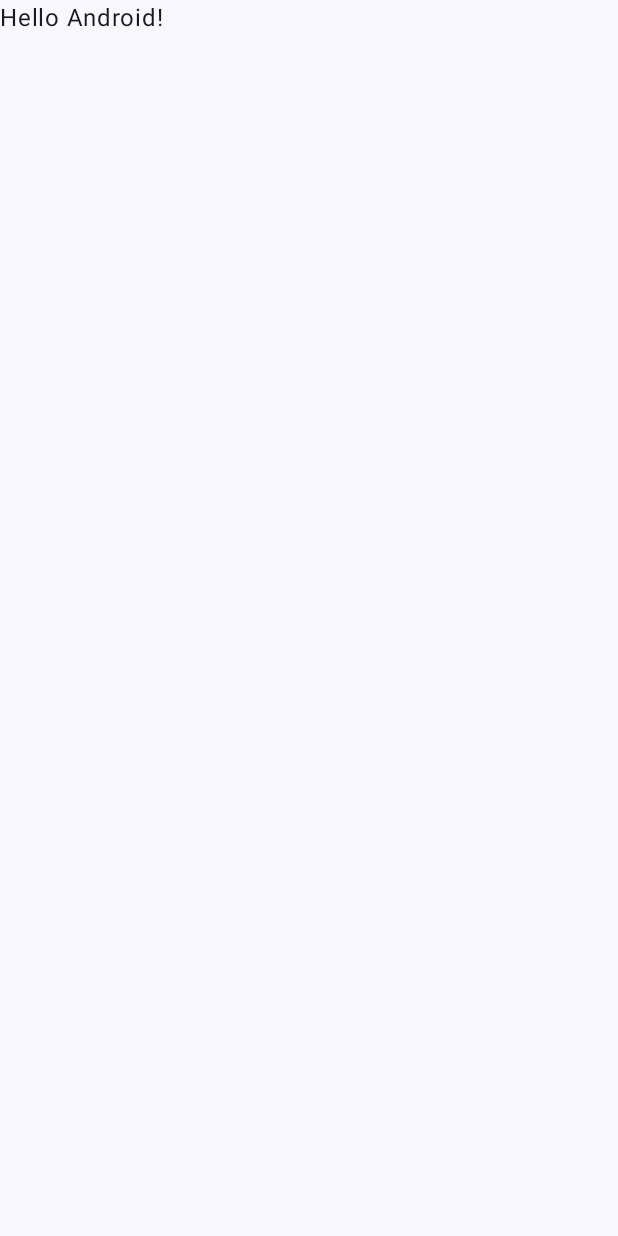
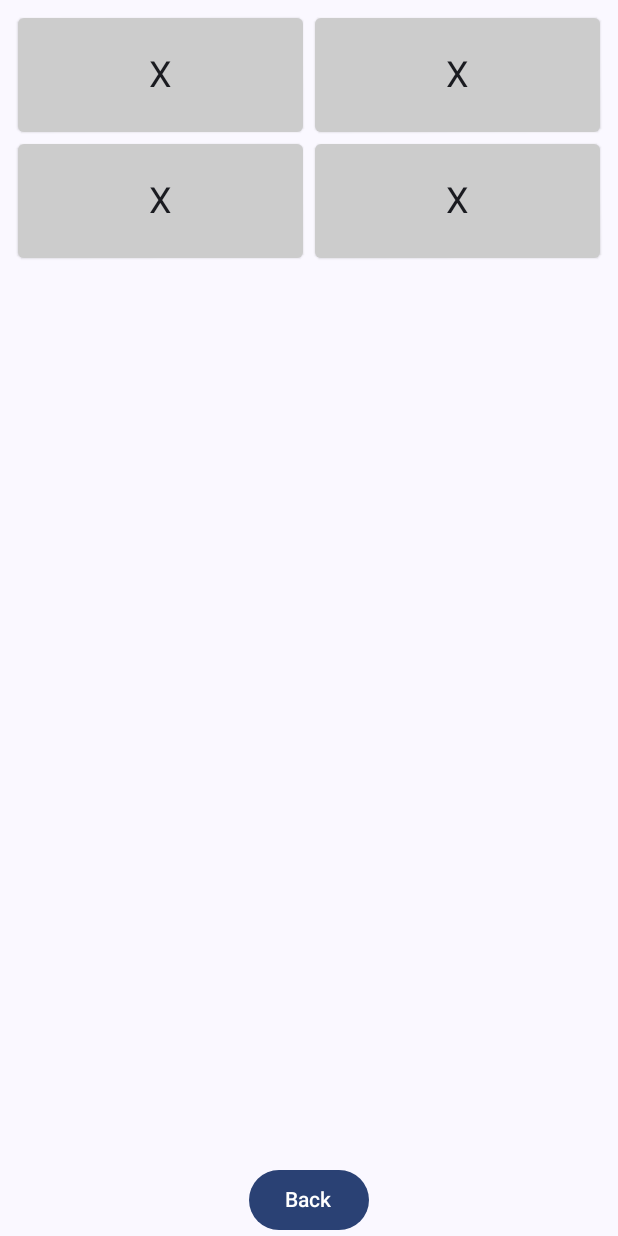
Before and after one commit to jesperancinha/matrix-anywhere-android, an Android app built with Jetpack Compose: the MatrixForm screen opened directly, with no data from a screen before it, on a phone screen of 412 x 824 dp. Before the commit the screen is almost empty. Run offline under Robolectric (Android 15) with nearby library versions, the phone set to English and light mode, and no system bars.

Commit message:
Dynamic table wohooo!

```diff
--- a/app/app/build.gradle.kts
+++ b/app/app/build.gradle.kts
@@ -56,6 +56,7 @@ dependencies {
     implementation("androidx.compose.ui:ui")
     implementation("androidx.compose.ui:ui-graphics")
     implementation("androidx.compose.ui:ui-tooling-preview")
+    implementation("androidx.compose.material:material")
     implementation("androidx.compose.material3:material3")
     implementation("androidx.navigation:navigation-compose:2.7.0")
     implementation(platform("androidx.compose:compose-bom:2023.03.00"))
--- a/app/app/src/main/java/org/jesperancinha/matrixanywhere/MainActivity.kt
+++ b/app/app/src/main/java/org/jesperancinha/matrixanywhere/MainActivity.kt
@@ -96,6 +96,8 @@ fun Greeting(name: String, modifier: Modifier = Modifier, mainActivity: MainActi
         }
         Button(onClick = {
             val navigate = Intent(mainActivity, MatrixForm::class.java)
+            navigate.putExtra("height", height.toInt())
+            navigate.putExtra("width", width.toInt())
             startActivity(mainActivity, navigate, null)
         }) {
             Text(text = "Submit")
--- a/app/app/src/main/java/org/jesperancinha/matrixanywhere/MatrixForm.kt
+++ b/app/app/src/main/java/org/jesperancinha/matrixanywhere/MatrixForm.kt
@@ -1,15 +1,29 @@
 package org.jesperancinha.matrixanywhere
 
+import android.content.Intent
 import android.os.Bundle
 import androidx.activity.ComponentActivity
 import androidx.activity.compose.setContent
+import androidx.compose.foundation.layout.Arrangement
+import androidx.compose.foundation.layout.PaddingValues
+import androidx.compose.foundation.layout.Row
 import androidx.compose.foundation.layout.fillMaxSize
+import androidx.compose.foundation.layout.padding
+import androidx.compose.foundation.lazy.grid.GridCells
+import androidx.compose.foundation.lazy.grid.LazyVerticalGrid
+import androidx.compose.foundation.lazy.grid.items
+import androidx.compose.material.Card
+import androidx.compose.material3.Button
 import androidx.compose.material3.MaterialTheme
 import androidx.compose.material3.Surface
 import androidx.compose.material3.Text
 import androidx.compose.runtime.Composable
+import androidx.compose.ui.Alignment
 import androidx.compose.ui.Modifier
-import androidx.compose.ui.tooling.preview.Preview
+import androidx.compose.ui.graphics.Color
+import androidx.compose.ui.text.style.TextAlign
+import androidx.compose.ui.unit.dp
+import androidx.compose.ui.unit.sp
 import org.jesperancinha.matrixanywhere.ui.theme.MatrixAnywhereTheme
 
 class MatrixForm : ComponentActivity() {
@@ -22,25 +36,53 @@ class MatrixForm : ComponentActivity() {
                     modifier = Modifier.fillMaxSize(),
                     color = MaterialTheme.colorScheme.background
                 ) {
-                    Greeting2("Android")
+                    Greeting2("Android", intent = intent, matrixForm = this)
                 }
             }
         }
     }
+
+    @Deprecated("Deprecated in Java", ReplaceWith("finish()"))
+    override fun onBackPressed() {
+        finish()
+    }
 }
 
 @Composable
-fun Greeting2(name: String, modifier: Modifier = Modifier) {
-    Text(
-        text = "Hello $name!",
-        modifier = modifier
-    )
+fun Greeting2(name: String, modifier: Modifier = Modifier, intent: Intent, matrixForm: MatrixForm) {
+    val width = intent.getIntExtra("width", 2)
+    val data = (1..(intent.getIntExtra("height", 2) * width)).map { "X" }
+
+    Row(
+        verticalAlignment = Alignment.Top,
+        horizontalArrangement = Arrangement.Center
+    ) {
+        LazyVerticalGrid(
+            columns = GridCells.Fixed(width),
+            contentPadding = PaddingValues(8.dp)
+        ) {
+            items(data) { item ->
+                Card(
+                    modifier = Modifier.padding(4.dp),
+                    backgroundColor = Color.LightGray
+                ) {
+                    Text(
+                        text = item,
+                        fontSize = 24.sp,
+                        textAlign = TextAlign.Center,
+                        modifier = Modifier.padding(24.dp)
+                    )
+                }
+            }
+        }
+    }
+    Row(
+        verticalAlignment = Alignment.Bottom,
+        horizontalArrangement = Arrangement.Center
+    ) {
+        Button(onClick = { matrixForm.finish() }) {
+            Text(text = "Back")
+        }
+    }
+
 }
-
-@Preview(showBackground = true)
-@Composable
-fun GreetingPreview2() {
-    MatrixAnywhereTheme {
-        Greeting2("Android")
-    }
-}
```
